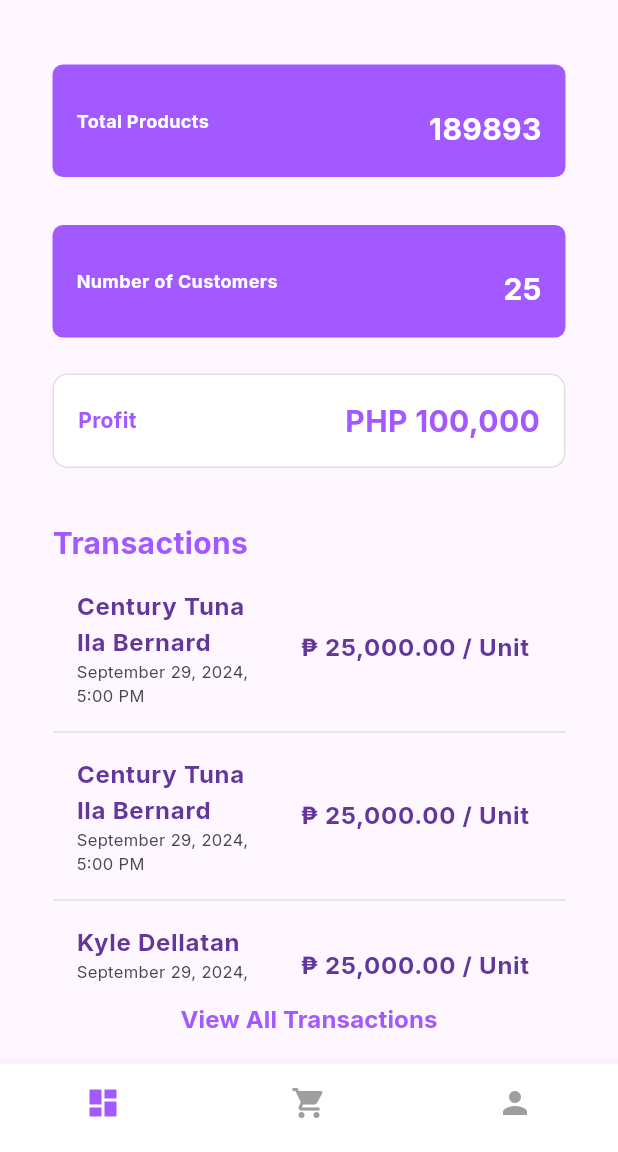
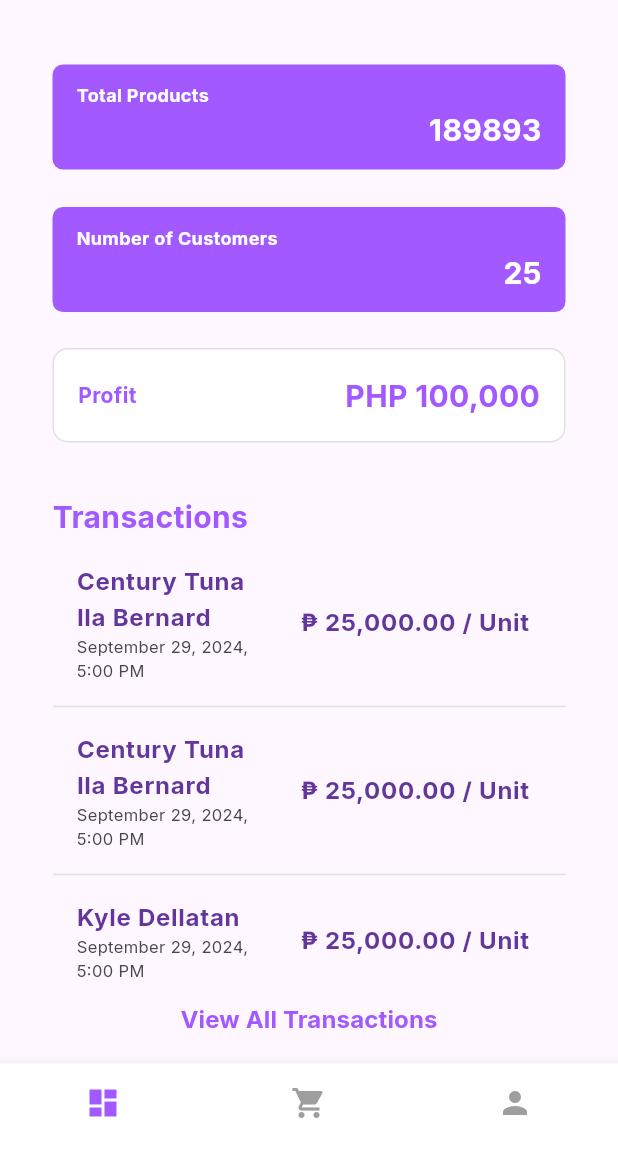
Before and after one commit to ranielART/flutter-shoetally-, a Flutter app: the Dashboard screen opened by its route, on a phone screen of 412 x 824 dp, the part 84-1236 px from its top. Run offline on Flutter 3.47's test engine with Material 3 defaults, Android fonts, the phone set to English and light mode, and no system bars; our stand-ins replace animated_splash_screen, cloud_firestore, firebase_auth, firebase_core, firebase_storage, google_fonts and 2 more; accounts and stored records are empty; network calls fail.

Commit message:
merging new updates

```diff
--- /dev/null
+++ b/lib/compontents/infocard.dart
@@ -0,0 +1,60 @@
+import 'package:flutter/material.dart';
+import 'package:google_fonts/google_fonts.dart';
+
+class InfoCard extends StatefulWidget {
+  final String title;
+  final String value;
+
+  InfoCard({super.key, required this.title, required this.value});
+
+  @override
+  State<InfoCard> createState() => _InfoCardState();
+}
+
+class _InfoCardState extends State<InfoCard> {
+  @override
+  Widget build(BuildContext context) {
+    return Container(
+      height: 70,
+      width: double.infinity,
+      margin: const EdgeInsets.symmetric(vertical: 8.0),
+      padding: const EdgeInsets.symmetric(vertical: 12.0, horizontal: 16.0),
+      decoration: BoxDecoration(
+        color: const Color(0xFFA259FF), // Purple background color
+        borderRadius: BorderRadius.circular(7.0), // Rounded corners
+      ),
+      child: Row(
+        mainAxisAlignment: MainAxisAlignment.spaceBetween,
+        children: [
+          Column(
+            crossAxisAlignment: CrossAxisAlignment.start,
+            children: [
+              Text(
+                widget.title,
+                style: GoogleFonts.inter(
+                  fontSize: 12,
+                  fontWeight: FontWeight.bold,
+                  color: Colors.white,
+                ),
+              ),
+            ],
+          ),
+          Column(
+            mainAxisAlignment: MainAxisAlignment.end,
+            children: [
+              const SizedBox(height: 10),
+              Text(
+                widget.value,
+                style: GoogleFonts.inter(
+                  fontSize: 20,
+                  fontWeight: FontWeight.bold,
+                  color: Colors.white,
+                ),
+              ),
+            ],
+          ),
+        ],
+      ),
+    );
+  }
+}
--- a/lib/models/CustomersModel.dart
+++ b/lib/models/CustomersModel.dart
@@ -1,5 +1,5 @@
 class Customers {
-  final String id;
+  String id;
   final String name;
   final String phone_number;
   final String address;
@@ -19,14 +19,12 @@ class Customers {
         address: data['address']);
   }
 
-  Map<String, dynamic> toJson(){
+  Map<String, dynamic> toJson() {
     return {
       'id': id,
       'name': name,
       'phone_number': phone_number,
       'address': address
     };
-
-
   }
 }
--- a/lib/screens/dashboard.dart
+++ b/lib/screens/dashboard.dart
@@ -1,5 +1,5 @@
-
 import 'package:commerce_mobile/compontents/app_drawer.dart';
+import 'package:commerce_mobile/compontents/infocard.dart';
 import 'package:commerce_mobile/compontents/transaction_item.dart';
 import 'package:commerce_mobile/compontents/app_drawer.dart';
 import 'package:flutter/material.dart';
@@ -25,7 +25,6 @@ class _DashboardState extends State<Dashboard> {
       'dateTime': 'September 29, 2024, 5:00 PM'
     },
     {
-
       'title': 'Kyle Dellatan',
       'price': '₱ 25,000.00',
       'dateTime': 'September 29, 2024, 5:00 PM'
@@ -41,7 +40,6 @@ class _DashboardState extends State<Dashboard> {
       'dateTime': 'September 29, 2024, 5:00 PM'
     },
   ];
-
 
   final GlobalKey<ScaffoldState> _scaffoldKey = GlobalKey<ScaffoldState>();
   @override
@@ -67,7 +65,6 @@ class _DashboardState extends State<Dashboard> {
         leading: IconButton(
           icon: const Icon(Icons.menu),
           onPressed: () {
-
             _scaffoldKey.currentState
                 ?.openDrawer(); // Open the drawer using the GlobalKey
           },
@@ -77,7 +74,6 @@ class _DashboardState extends State<Dashboard> {
 
       body: Padding(
         padding: const EdgeInsets.fromLTRB(35, 35, 35, 5),
-
         child: Column(
           crossAxisAlignment: CrossAxisAlignment.start,
           children: [
@@ -85,9 +81,9 @@ class _DashboardState extends State<Dashboard> {
             Center(
               child: Column(
                 children: [
-                  _infoCard("Total Products", "189893"),
-                  const SizedBox(height: 16),
-                  _infoCard("Number of Customers", "25"),
+                  InfoCard(title: "Total Products", value: "189893"),
+                  const SizedBox(height: 9),
+                  InfoCard(title: "Number of Customers", value: "25"),
                 ],
               ),
             ),
@@ -111,7 +107,6 @@ class _DashboardState extends State<Dashboard> {
                 physics: const NeverScrollableScrollPhysics(),
                 itemCount: _transactions.length > 3 ? 3 : _transactions.length,
                 itemBuilder: (context, index) {
-
                   return TransactionItemComponent.transactionItem(
                     _transactions[index]['title']!,
                     _transactions[index]['price']!,
@@ -148,50 +143,6 @@ class _DashboardState extends State<Dashboard> {
           BottomNavigationBarItem(icon: Icon(Icons.dashboard), label: ''),
           BottomNavigationBarItem(icon: Icon(Icons.shopping_cart), label: ''),
           BottomNavigationBarItem(icon: Icon(Icons.person), label: ''),
-        ],
-      ),
-    );
-  }
-
-  Widget _infoCard(String title, String value) {
-    return Container(
-      width: double.infinity,
-      margin: const EdgeInsets.symmetric(vertical: 8.0),
-      padding: const EdgeInsets.symmetric(vertical: 18.0, horizontal: 16.0),
-      decoration: BoxDecoration(
-        color: const Color(0xFFA259FF), // Purple background color
-        borderRadius: BorderRadius.circular(7.0), // Rounded corners
-      ),
-      child: Row(
-        mainAxisAlignment: MainAxisAlignment.spaceBetween,
-        children: [
-          Column(
-            crossAxisAlignment: CrossAxisAlignment.start,
-            children: [
-              Text(
-                title,
-                style: GoogleFonts.inter(
-                  fontSize: 12,
-                  fontWeight: FontWeight.bold,
-                  color: Colors.white,
-                ),
-              ),
-            ],
-          ),
-          Column(
-            crossAxisAlignment: CrossAxisAlignment.end,
-            children: [
-              const SizedBox(height: 10),
-              Text(
-                value,
-                style: GoogleFonts.inter(
-                  fontSize: 20,
-                  fontWeight: FontWeight.bold,
-                  color: Colors.white,
-                ),
-              ),
-            ],
-          ),
         ],
       ),
     );
@@ -258,5 +209,4 @@ class _DashboardState extends State<Dashboard> {
       ],
     );
   }
-
 }
```
Also changed, not shown: lib/compontents/app_drawer.dart (+7 -1 lines), lib/controllers/customerController.dart (added, +16 -0 lines), lib/main.dart (+4 -5 lines), lib/screens/addCustomer.dart (added, +63 -0 lines), lib/seeders/customer_seeder.dart (+10 -11 lines), lib/services/storage_service.dart (+10 -21 lines), pubspec.lock.
